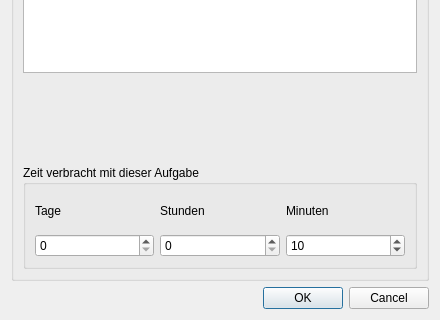
The window that src/ui/task_finished.ui (amogorkon/watnu) describes before a commit, drawn with Qt 5; both pictures show x 0 to 440 and y 159 to 479 of the 440 by 479 pixel window.
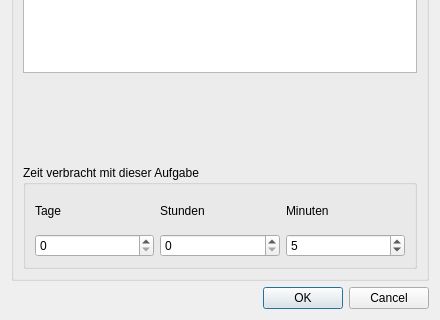
The same window after the commit.

Commit message: task_finished

Diff of the .ui file:
```diff
--- a/src/ui/task_finished.ui
+++ b/src/ui/task_finished.ui
@@ -125,6 +125,9 @@
               <number>10000</number>
              </property>
              <property name="value">
+              <number>5</number>
+             </property>
+             <property name="displayIntegerBase">
               <number>10</number>
              </property>
             </widget>
```
The commit also changes 2 other files.
